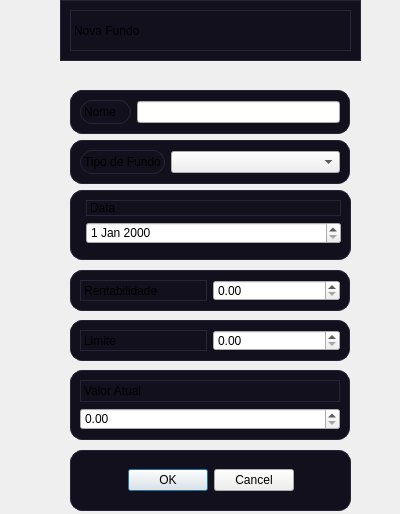
Before: the Qt Designer form dialogfundos.ui in Gui1-p/Sistema-de-Finan-as, drawn with Qt 5.
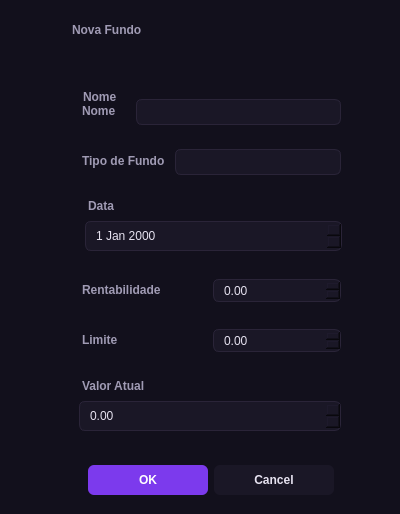
After: the same form once the commit is applied.

What changed in the file:
```diff
--- a/dialogfundos.ui
+++ b/dialogfundos.ui
@@ -15,9 +15,64 @@
   </property>
   <property name="styleSheet">
    <string notr="true">QFrame {
-    background-color: #12101c;
-    border: 1px solid #2a2438;
-    border-radius: 12px;
+    background-color: transparent;
+    border: none;
+}
+
+QDialog {
+    background-color: rgb(18, 16, 28);
+}
+
+QLabel {
+    color: rgb(160, 155, 180);
+    background-color: transparent;
+    font-weight: 500;
+    padding-bottom: 2px;
+}
+
+QLineEdit, QDoubleSpinBox, QDateEdit, QComboBox, QTextEdit {
+    background-color: rgb(26, 23, 38);
+    color: rgb(230, 226, 240);
+    border: 1px solid rgb(42, 36, 56);
+    border-radius: 6px;
+    padding: 6px 8px;
+    selection-background-color: rgb(168, 85, 247);
+}
+
+QLineEdit:focus, QDoubleSpinBox:focus, QDateEdit:focus,
+QComboBox:focus, QTextEdit:focus {
+    border: 1px solid rgb(168, 85, 247);
+}
+
+QComboBox::drop-down {
+    border: none;
+    width: 20px;
+}
+QComboBox QAbstractItemView {
+    background-color: rgb(26, 23, 38);
+    color: rgb(230, 226, 240);
+    selection-background-color: rgb(124, 58, 237);
+    border: 1px solid rgb(42, 36, 56);
+}
+
+QDialogButtonBox QPushButton {
+    background-color: rgb(26, 23, 38);
+    color: rgb(230, 226, 240);
+    border: none;
+    border-radius: 6px;
+    padding: 8px 20px;
+    min-width: 80px;
+    font-weight: 600;
+}
+QDialogButtonBox QPushButton:hover {
+    background-color: rgb(42, 36, 56);
+}
+QDialogButtonBox QPushButton:default {
+    background-color: rgb(124, 58, 237);
+    color: rgb(255, 255, 255);
+}
+QDialogButtonBox QPushButton:default:hover {
+    background-color: rgb(168, 85, 247);
 }</string>
   </property>
   <widget class="QFrame" name="frame_2">
```
